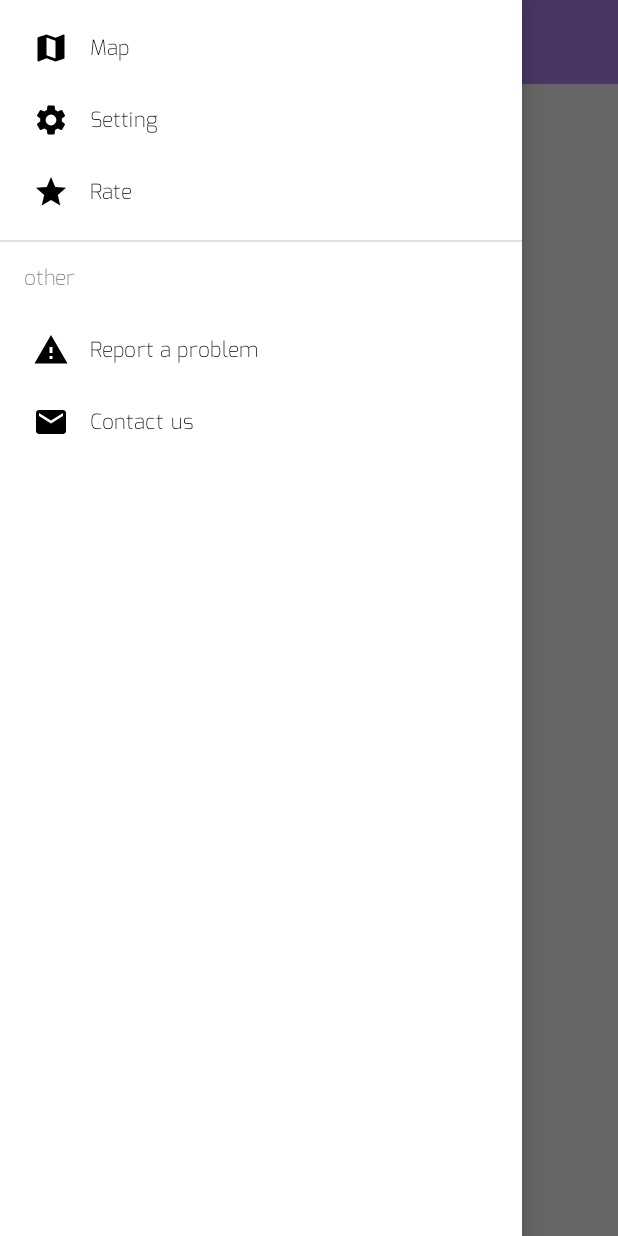
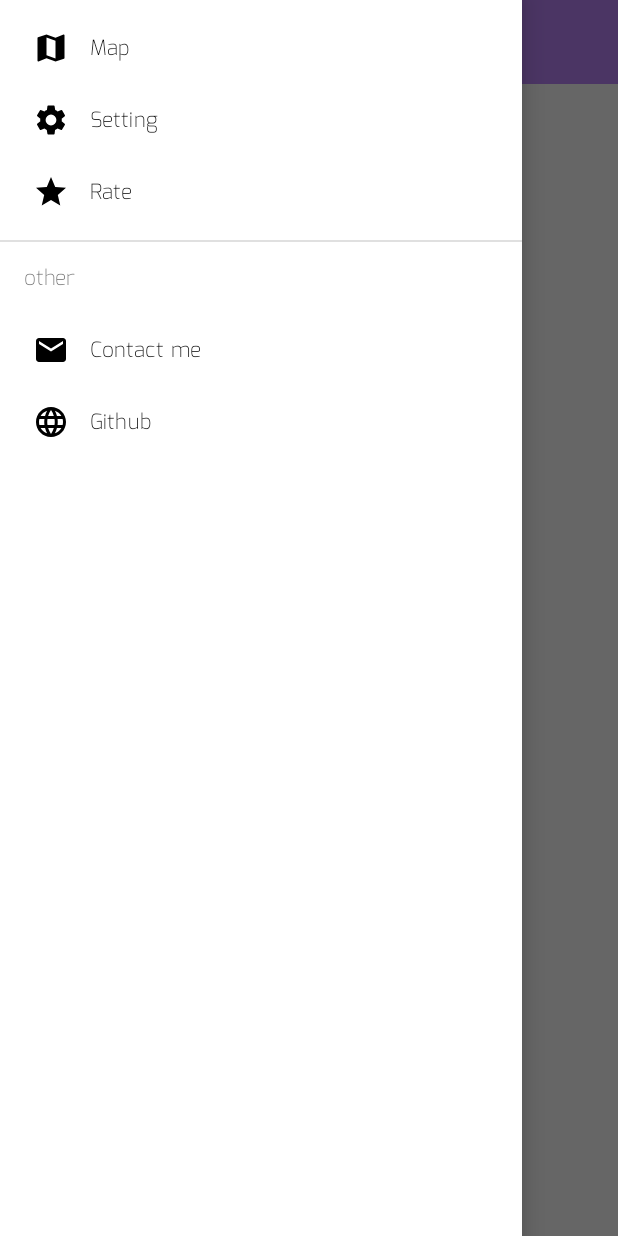
Before and after one commit to Mostafa24sd/WeatherNow, an Android app: the SearchFragment screen opened through its navigation route, with the side drawer open, on a phone screen of 412 x 824 dp. Run offline under Robolectric (Android 15) with nearby library versions, the phone set to English and light mode, and no system bars; our stand-ins replace Dagger/Hilt's generated code, navigation-ui; 17 statements that could not run were skipped.

```diff
--- a/app/src/main/AndroidManifest.xml
+++ b/app/src/main/AndroidManifest.xml
@@ -69,5 +69,4 @@
         </receiver>
 
     </application>
-
 </manifest>
--- /dev/null
+++ b/app/src/main/res/drawable/ic_email.xml
@@ -0,0 +1,10 @@
+<vector xmlns:android="http://schemas.android.com/apk/res/android"
+    android:width="24dp"
+    android:height="24dp"
+    android:viewportWidth="24"
+    android:viewportHeight="24"
+    android:tint="?attr/colorControlNormal">
+  <path
+      android:fillColor="@android:color/black"
+      android:pathData="M20,4L4,4c-1.1,0 -1.99,0.9 -1.99,2L2,18c0,1.1 0.9,2 2,2h16c1.1,0 2,-0.9 2,-2L22,6c0,-1.1 -0.9,-2 -2,-2zM20,8l-8,5 -8,-5L4,6l8,5 8,-5v2z"/>
+</vector>
--- /dev/null
+++ b/app/src/main/res/drawable/ic_site.xml
@@ -0,0 +1,10 @@
+<vector xmlns:android="http://schemas.android.com/apk/res/android"
+    android:width="24dp"
+    android:height="24dp"
+    android:viewportWidth="24"
+    android:viewportHeight="24"
+    android:tint="?attr/colorControlNormal">
+  <path
+      android:fillColor="@android:color/black"
+      android:pathData="M11.99,2C6.47,2 2,6.48 2,12s4.47,10 9.99,10C17.52,22 22,17.52 22,12S17.52,2 11.99,2zM18.92,8h-2.95c-0.32,-1.25 -0.78,-2.45 -1.38,-3.56 1.84,0.63 3.37,1.91 4.33,3.56zM12,4.04c0.83,1.2 1.48,2.53 1.91,3.96h-3.82c0.43,-1.43 1.08,-2.76 1.91,-3.96zM4.26,14C4.1,13.36 4,12.69 4,12s0.1,-1.36 0.26,-2h3.38c-0.08,0.66 -0.14,1.32 -0.14,2 0,0.68 0.06,1.34 0.14,2L4.26,14zM5.08,16h2.95c0.32,1.25 0.78,2.45 1.38,3.56 -1.84,-0.63 -3.37,-1.9 -4.33,-3.56zM8.03,8L5.08,8c0.96,-1.66 2.49,-2.93 4.33,-3.56C8.81,5.55 8.35,6.75 8.03,8zM12,19.96c-0.83,-1.2 -1.48,-2.53 -1.91,-3.96h3.82c-0.43,1.43 -1.08,2.76 -1.91,3.96zM14.34,14L9.66,14c-0.09,-0.66 -0.16,-1.32 -0.16,-2 0,-0.68 0.07,-1.35 0.16,-2h4.68c0.09,0.65 0.16,1.32 0.16,2 0,0.68 -0.07,1.34 -0.16,2zM14.59,19.56c0.6,-1.11 1.06,-2.31 1.38,-3.56h2.95c-0.96,1.65 -2.49,2.93 -4.33,3.56zM16.36,14c0.08,-0.66 0.14,-1.32 0.14,-2 0,-0.68 -0.06,-1.34 -0.14,-2h3.38c0.16,0.64 0.26,1.31 0.26,2s-0.1,1.36 -0.26,2h-3.38z"/>
+</vector>
--- a/app/src/main/res/menu/navigation_drawer.xml
+++ b/app/src/main/res/menu/navigation_drawer.xml
@@ -22,11 +22,13 @@
         <menu>
 
             <item
-                android:icon="@drawable/ic_report_problem_black_24dp"
-                android:title="@string/report_a_problem" />
+                android:id="@+id/contactMe"
+                android:icon="@drawable/ic_email"
+                android:title="@string/contact_me" />
             <item
-                android:icon="@drawable/ic_email_black_24dp"
-                android:title="@string/contact_us" />
+                android:id="@+id/githubPage"
+                android:icon="@drawable/ic_site"
+                android:title="@string/github" />
 
         </menu>
 
--- a/app/src/main/res/values/strings.xml
+++ b/app/src/main/res/values/strings.xml
@@ -38,8 +38,8 @@
     <string name="setting">Setting</string>
     <string name="rate">Rate</string>
     <string name="other">other</string>
-    <string name="report_a_problem">Report a problem</string>
-    <string name="contact_us">Contact us</string>
+    <string name="contact_me">Contact me</string>
+    <string name="github">Github</string>
     <string name="not_found">Not found:(</string>
     <string name="search_by_gps">Search by GPS</string>
     <string name="feels_like">Fells like:\u0020</string>
@@ -88,5 +88,9 @@
     <string name="unknown">Unknown</string>
     <string name="widgets_color">Widgets color</string>
     <string name="forecast_weather">Forecast weather</string>
+    <string name="ok">OK</string>
+    <string name="cancel">Cancel</string>
+    <string name="location_required">Location permission required</string>
+    <string name="access_to_gps">For search by GPS, please allow access to Location</string>
 
 </resources>
```
Also changed, not shown: app/build.gradle (+3 -7 lines), app/src/main/java/com/mostafasadati/weathernow/Tools.kt (added, +19 -0 lines), app/src/main/java/com/mostafasadati/weathernow/ui/MainActivity.kt (+21 -3 lines), app/src/main/java/com/mostafasadati/weathernow/ui/SearchFragment.kt (+96 -27 lines), 1 other file.
